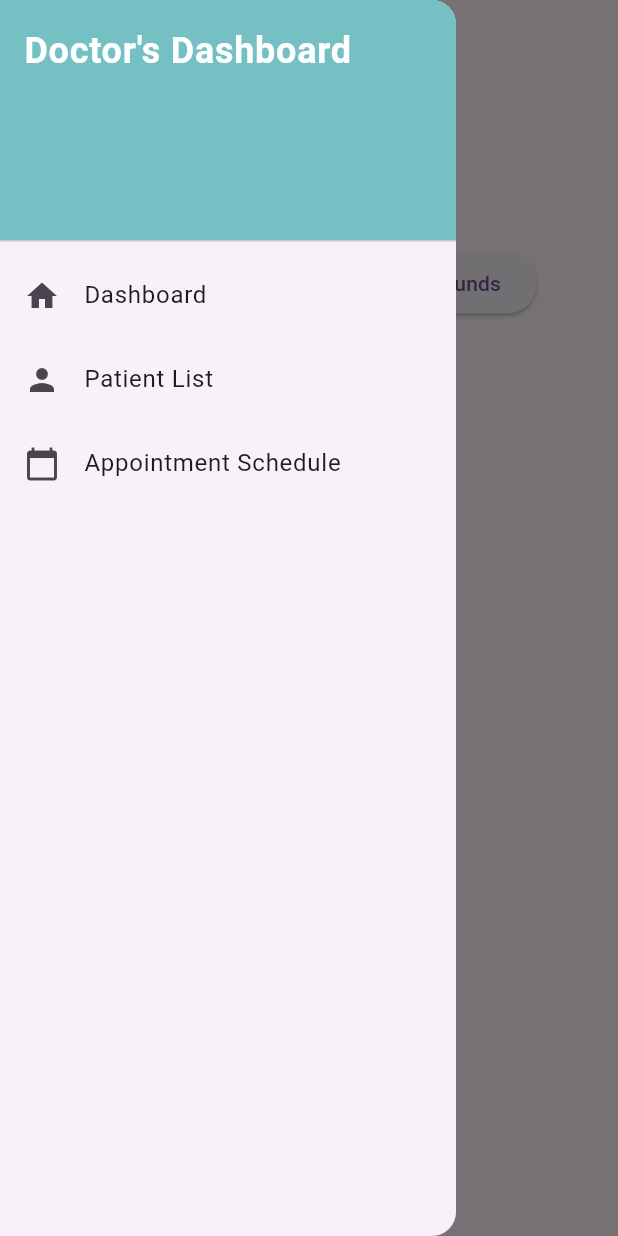
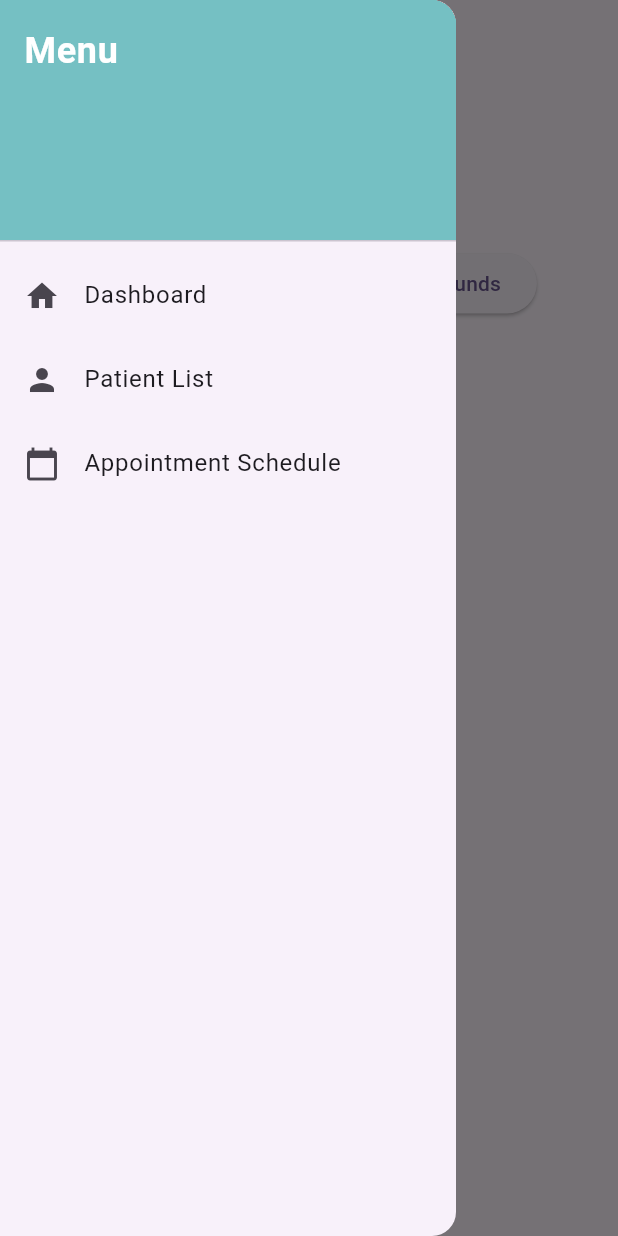
Before and after one commit to Sammyalade/ew, a Flutter app: the WalletScreen screen opened directly, with the side drawer open, on a phone screen of 412 x 824 dp. Run offline on Flutter 3.47's test engine with Material 3 defaults, Android fonts, the phone set to English and light mode, and no system bars; our stand-ins replace image_picker, smooth_page_indicator.

```diff
--- a/lib/dashboard.dart
+++ b/lib/dashboard.dart
@@ -391,7 +391,7 @@ class WalletScreen extends StatelessWidget {
                 color: primaryColorBlue,
               ),
               child: Text(
-                'Doctor\'s Dashboard',
+                'Menu',
                 style: TextStyle(
                   color: Colors.white,
                   fontSize: 24,
```
